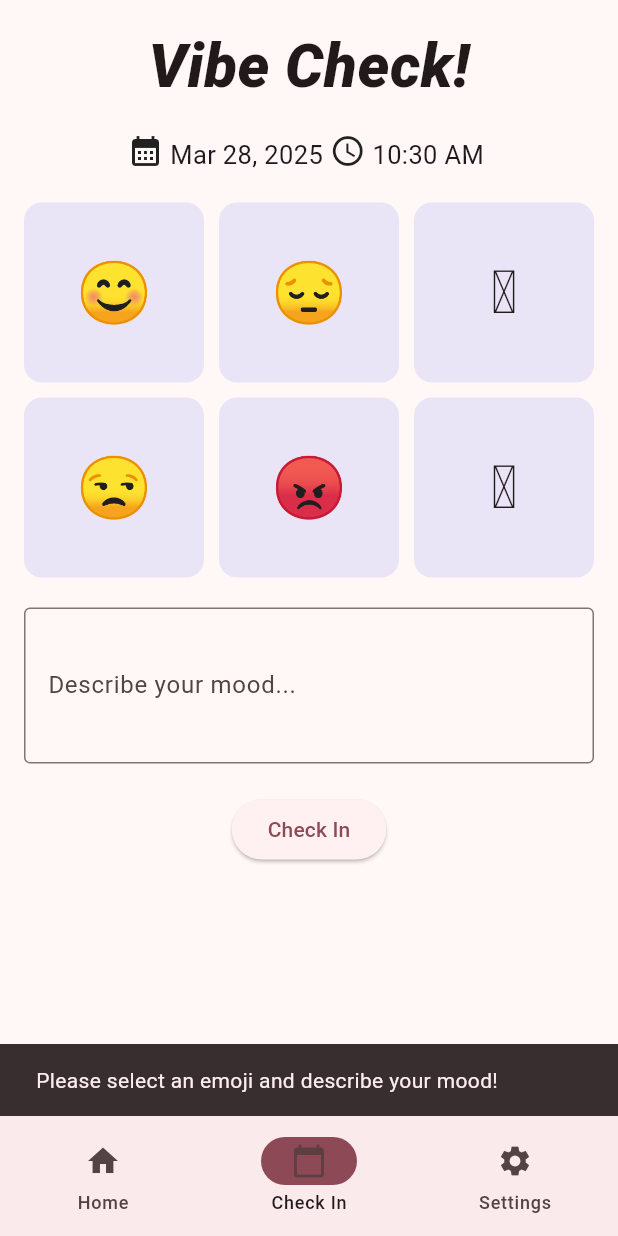
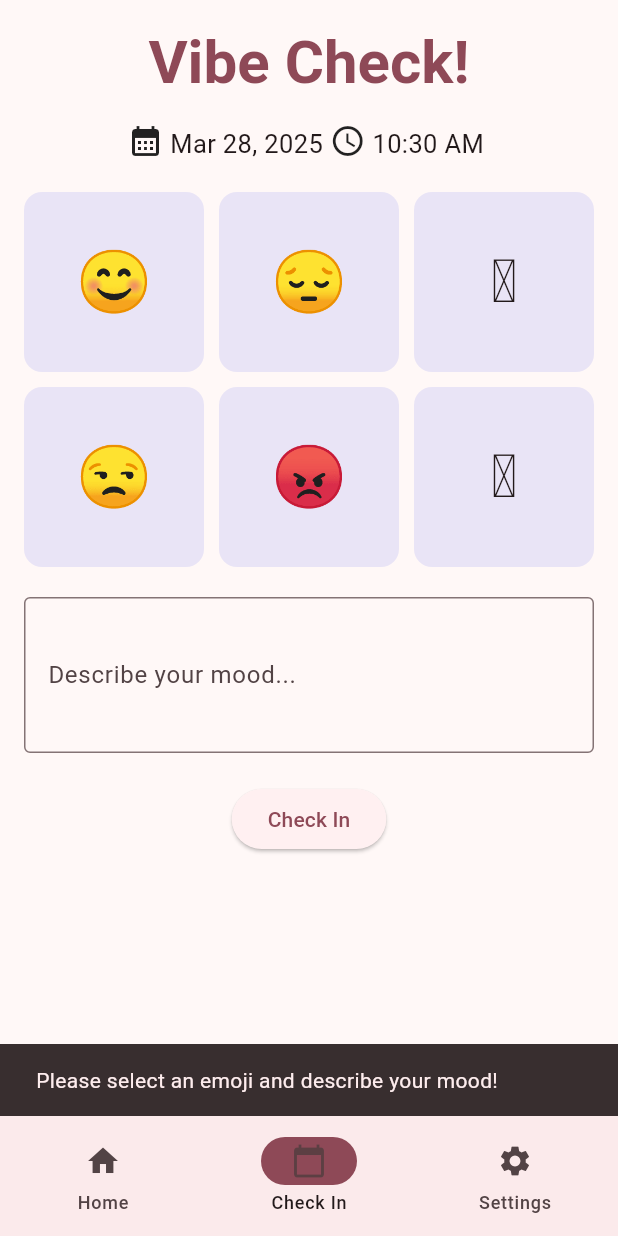
Before and after one commit to luna-mm/vibe_check, a Flutter app: the screen it shows after launch, item 2 of the bottom bar chosen, after a tap on "Check In", on a phone screen of 412 x 824 dp. Run offline on Flutter 3.47's test engine with Material 3 defaults, Android fonts, the phone set to English and light mode, and no system bars; our stand-ins replace awesome_notifications, google_fonts, sqflite; accounts and stored records are empty; Roboto replaces fonts that are missing (Delius).

Commit message:
font change

```diff
--- a/lib/main.dart
+++ b/lib/main.dart
@@ -4,23 +4,22 @@ import 'package:provider/provider.dart';
 import 'package:vibe_check/cards.dart';
 import 'package:awesome_notifications/awesome_notifications.dart';
 import 'database_helper.dart';
+import 'package:google_fonts/google_fonts.dart';
 
-void main() async{
-  AwesomeNotifications().initialize(
-    null,
-    [
+void main() async {
+  AwesomeNotifications().initialize(null, [
     NotificationChannel(
       channelKey: 'test_channel',
       channelName: 'Test Notifications',
       channelDescription: 'Our first of many notifications!',
     ),
-    ],
-  );
+  ]);
 
   WidgetsFlutterBinding.ensureInitialized();
 
   await DatabaseHelper.instance.initDb();
-  await DatabaseHelper.instance.initializeSampleEntries(); // For presentation on Friday
+  await DatabaseHelper.instance
+      .initializeSampleEntries(); // For presentation on Friday
 
   runApp(const MyApp());
 }
@@ -70,7 +69,7 @@ class _HomePageState extends State<HomePage> {
   @override
   void initState() {
     AwesomeNotifications().isNotificationAllowed().then((isAllowed) {
-      if (!isAllowed){
+      if (!isAllowed) {
         AwesomeNotifications().requestPermissionToSendNotifications();
       }
     });
@@ -136,7 +135,7 @@ class PlaceholderPage extends StatelessWidget {
       body: Center(
         child: ElevatedButton(
           onPressed: triggerNotification,
-          child: const Text('Notify me!')
+          child: const Text('Notify me!'),
         ),
       ),
     );
@@ -180,11 +179,17 @@ class AnalysisPage extends StatelessWidget {
               ? ListTile(
                 title: Text(
                   "Vibe Check",
-                  style: Theme.of(context).textTheme.headlineLarge,
+                  style: GoogleFonts.delius(
+                    textStyle: Theme.of(
+                      context,
+                    ).textTheme.headlineLarge?.copyWith(
+                      fontWeight: FontWeight.bold,
+                      fontSize: 32,
+                      color: Theme.of(context).colorScheme.primary,
                     ),
-                subtitle: Text(
-                  "Here are your stats!",
                   ),
+                ),
+                subtitle: Text("Here are your stats!"),
               )
               : index == 1
               ? cardList[0]
@@ -239,10 +244,14 @@ class _CheckInPageState extends State<CheckInPage> {
                 children: <Widget>[
                   Text(
                     "Vibe Check!",
-                    style: TextStyle(
-                      fontWeight: FontWeight.w900,
+                    style: GoogleFonts.delius(
+                      textStyle: Theme.of(
+                        context,
+                      ).textTheme.headlineLarge?.copyWith(
+                        fontWeight: FontWeight.bold,
                         fontSize: 40,
-                      fontStyle: FontStyle.italic,
+                        color: Theme.of(context).colorScheme.primary,
+                      ),
                     ),
                   ),
                   SizedBox(height: 16),
--- a/pubspec.yaml
+++ b/pubspec.yaml
@@ -39,6 +39,7 @@ dependencies:
   sqflite: ^2.4.2
   path: ^1.9.1
   awesome_notifications: ^0.10.1
+  google_fonts: ^6.2.1
 
 dev_dependencies:
   flutter_test:
```
Also changed, not shown: pubspec.lock, 1 other file. Lines whose indentation alone changed are shown as unchanged.
